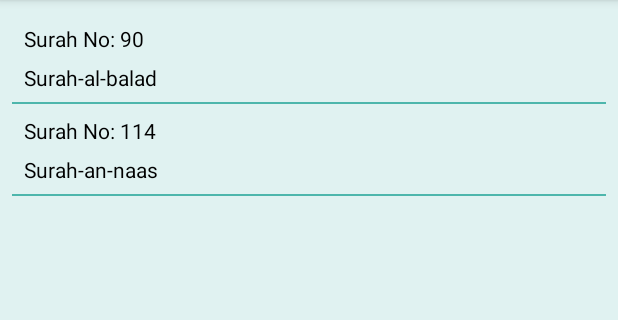
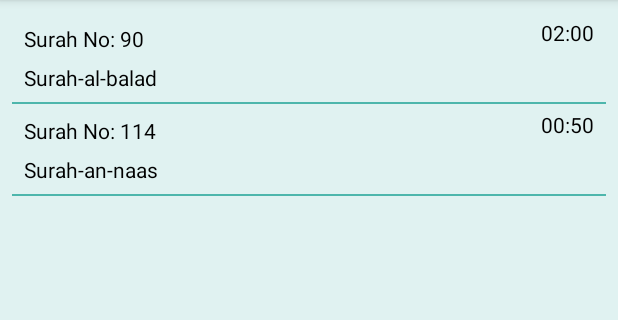
Before and after one commit to Shahriar07/mediaPlayer, an Android app: the screen it shows after launch (DashboardActivity), on a phone screen of 412 x 824 dp, the part 84-404 px from its top. Run offline under Robolectric (Android 15) with nearby library versions, the phone set to English and light mode, and no system bars.

Commit message:
Add duration on surah list

```diff
--- a/app/src/main/java/com/shahriar/androidtestapplication/Adapter/SurahListAdapter.java
+++ b/app/src/main/java/com/shahriar/androidtestapplication/Adapter/SurahListAdapter.java
@@ -14,6 +14,7 @@ import com.shahriar.androidtestapplication.Data.SurahInfo;
 import com.shahriar.androidtestapplication.Data.Verse;
 import com.shahriar.androidtestapplication.R;
 import com.shahriar.androidtestapplication.Utility.ApplicationContextManager;
+import com.shahriar.androidtestapplication.Utility.Utility;
 
 import java.util.ArrayList;
 
@@ -57,16 +58,20 @@ public class SurahListAdapter extends RecyclerView.Adapter {
 class SurahHolder extends RecyclerView.ViewHolder {
     public TextView surahNo;
     public TextView surahName;
+    public TextView surahDuration;
+    Utility utility = new Utility();
 
     public SurahHolder(View v) {
         super(v);
         surahNo = (TextView) v.findViewById(R.id.surahListSurahNumber);
         surahName = (TextView) v.findViewById(R.id.surahListSurahName);
+        surahDuration = (TextView) v.findViewById(R.id.surahDuration);
         Log.d(getClass().getSimpleName(),"SurahHolder");
     }
 
     public void bindSurah(SurahInfo surahInfo){
         surahNo.setText(ApplicationContextManager.getInstance(null).getAppContext().getString(R.string.surah_number) + " " +surahInfo.getSurahNumber());
         surahName.setText(surahInfo.getSurahName());
+        surahDuration.setText(utility.getFormatedTimeFromMilisecond(surahInfo.getSurahDuration()));
     }
 }
--- a/app/src/main/java/com/shahriar/androidtestapplication/Data/SurahAlBalad.java
+++ b/app/src/main/java/com/shahriar/androidtestapplication/Data/SurahAlBalad.java
@@ -1,6 +1,7 @@
 package com.shahriar.androidtestapplication.Data;
 
 import android.content.Context;
+import android.media.MediaPlayer;
 
 import com.shahriar.androidtestapplication.Exception.SurahContentNotPreparedException;
 import com.shahriar.androidtestapplication.Factory.SurahFactory;
@@ -20,9 +21,10 @@ public class SurahAlBalad extends Surah {
 //        SurahFactory.getInstance().registerSurah("90", new SurahAlBalad());
 //    }
 
-    public int[] getDuration() {
+    public int[] getDurationList() {
         return duration;
     }
+
     // [0 , 1, 2, maxInt] - It has only one verse where 0-1 is starting, 1-2 is the verse, 2-maxint is the padding
     protected final int duration[] ={0, 7200,13230,19200,23500,29000,35200,39300,45000,51000,57000,63300,66100,71800,73800,80000,84000,88400,99200,105300,113050,119015,Integer.MAX_VALUE};
 
@@ -33,6 +35,7 @@ public class SurahAlBalad extends Surah {
         this.setMadani(false);
         this.setResourceId(R.raw.surah_al_balad_90);
         prepareSuraVerses();
+        setsurahDurationFromRaw();
     }
 
 //    @Override
--- a/app/src/main/java/com/shahriar/androidtestapplication/Data/SurahAnNas.java
+++ b/app/src/main/java/com/shahriar/androidtestapplication/Data/SurahAnNas.java
@@ -18,7 +18,7 @@ public class SurahAnNas extends Surah {
 //        SurahFactory.getInstance().registerSurah("114", new SurahAnNas());
 //    }
     Context context;
-    public int[] getDuration() {
+    public int[] getDurationList() {
         return duration;
     }
     // [0 , 1, 2, maxInt] - It has only one verse where 0-1 is starting, 1-2 is the verse, 2-maxint is the padding
@@ -33,6 +33,7 @@ public class SurahAnNas extends Surah {
         this.setMadani(false);
         this.setResourceId(R.raw.surah_an_nas_114);
         prepareSuraVerses();
+        setsurahDurationFromRaw();
     }
 
 //    @Override
--- a/app/src/main/java/com/shahriar/androidtestapplication/Data/SurahInfo.java
+++ b/app/src/main/java/com/shahriar/androidtestapplication/Data/SurahInfo.java
@@ -8,11 +8,13 @@ public class SurahInfo {
     private String surahName;
     private int surahNumber;
     private boolean madani;
+    private int surahDuration;
 
-    public SurahInfo(String surahName, int surahNumber, boolean madani) {
+    public SurahInfo(String surahName, int surahNumber, boolean madani,int surahDuration) {
         this.surahName = surahName;
         this.surahNumber = surahNumber;
         this.madani = madani;
+        this.surahDuration = surahDuration;
     }
 
     public SurahInfo(){
@@ -42,4 +44,12 @@ public class SurahInfo {
     public void setMadani(boolean madani) {
         this.madani = madani;
     }
+
+    public int getSurahDuration() {
+        return surahDuration;
+    }
+
+    public void setSurahDuration(int surahDuration) {
+        this.surahDuration = surahDuration;
+    }
 }
--- a/app/src/main/java/com/shahriar/androidtestapplication/UI/DashboardActivity.java
+++ b/app/src/main/java/com/shahriar/androidtestapplication/UI/DashboardActivity.java
@@ -179,10 +179,8 @@ public class DashboardActivity extends AppCompatActivity implements View.OnClick
 
     private ArrayList<SurahInfo> getSurahInfoList (){
         ArrayList<SurahInfo> surahList = new ArrayList<>();
-        surahList.add(new SurahInfo("Surah-al-balad", 90, false));
-        surahList.add(new SurahInfo("Surah-an-naas", 114, false));
+        surahList.add(new SurahInfo("Surah-al-balad", 90, false,120015));
+        surahList.add(new SurahInfo("Surah-an-naas", 114, false,50015));
         return surahList;
     }
-
-
 }
--- a/app/src/main/java/com/shahriar/androidtestapplication/UI/SurahActivity.java
+++ b/app/src/main/java/com/shahriar/androidtestapplication/UI/SurahActivity.java
@@ -158,7 +158,7 @@ public class SurahActivity extends AppCompatActivity implements OnClickListener,
         mLayoutManager = new ScrollingLinearLayoutManager(this,5);
         verseListView.setLayoutManager(mLayoutManager);
 
-        durationArray = surah.getDuration();
+        durationArray = surah.getDurationList();
         mAdapter = new SurahAdapter(surah,this);
         DividerItemDecoration dividerItemDecoration = new DividerItemDecoration(this, LinearLayoutManager.VERTICAL);
         dividerItemDecoration.setDrawable(this.getResources().getDrawable(R.drawable.divider_item_decoration));
--- a/app/src/main/java/com/shahriar/androidtestapplication/Utility/Utility.java
+++ b/app/src/main/java/com/shahriar/androidtestapplication/Utility/Utility.java
@@ -2,6 +2,7 @@ package com.shahriar.androidtestapplication.Utility;
 
 import android.util.Log;
 
+import java.util.Locale;
 import java.util.concurrent.TimeUnit;
 
 /**
@@ -12,12 +13,18 @@ public class Utility {
 
     public String getFormatedTimeFromMilisecond (long millisecond){
         Log.d(getClass().getSimpleName(),"Millisecond " + millisecond);
-        String time = "00:00:00";
-        if (millisecond >= 0) {
-            time = String.format("%02d:%02d:%02d",
+        String time = "00:00";
+        if (millisecond >=3600000){
+            time = String.format(Locale.US,"%02d:%02d:%02d",
                     TimeUnit.MILLISECONDS.toHours(millisecond),
                     TimeUnit.MILLISECONDS.toMinutes(millisecond) -
                             TimeUnit.HOURS.toMinutes(TimeUnit.MILLISECONDS.toHours(millisecond)),
+                    TimeUnit.MILLISECONDS.toSeconds(millisecond) -
+                            TimeUnit.MINUTES.toSeconds(TimeUnit.MILLISECONDS.toMinutes(millisecond)));
+        }
+        else if (millisecond > 0) {
+            time = String.format(Locale.US,"%02d:%02d",
+                    TimeUnit.MILLISECONDS.toMinutes(millisecond),
                     TimeUnit.MILLISECONDS.toSeconds(millisecond) -
                             TimeUnit.MINUTES.toSeconds(TimeUnit.MILLISECONDS.toMinutes(millisecond)));
         }
--- a/app/src/main/res/layout/surah_activity_layout.xml
+++ b/app/src/main/res/layout/surah_activity_layout.xml
@@ -52,7 +52,7 @@
                 android:layout_width="0dp"
                 android:layout_height="match_parent"
                 android:layout_weight=".22"
-                android:gravity="center_vertical"
+                android:gravity="center_vertical|center_horizontal"
                 android:textColor="@android:color/black"
                 android:layout_marginStart="8dp"
                 android:text="00:00:00"
@@ -73,7 +73,7 @@
                 android:layout_height="match_parent"
                 android:layout_weight=".22"
                 android:layout_marginEnd="8dp"
-                android:gravity="center_vertical"
+                android:gravity="center_vertical|center_horizontal"
                 android:textColor="@android:color/black"
                 android:text="00:00:00"
                 android:textIsSelectable="false" />
--- a/app/src/main/res/layout/surah_list_item.xml
+++ b/app/src/main/res/layout/surah_list_item.xml
@@ -1,24 +1,41 @@
 <?xml version="1.0" encoding="utf-8"?>
-<LinearLayout xmlns:android="http://schemas.android.com/apk/res/android"
+<RelativeLayout xmlns:android="http://schemas.android.com/apk/res/android"
     android:layout_width="match_parent"
-    android:layout_height="wrap_content"
+    android:layout_height="60dp"
     android:orientation="vertical">
 
     <TextView
         android:id="@+id/surahListSurahNumber"
-        android:layout_width="match_parent"
+        android:layout_width="wrap_content"
         android:layout_height="30dp"
         android:paddingTop="8dp"
         android:paddingStart="8dp"
         android:textColor="@color/surah_list_item_color"
-        android:textAllCaps="false"/>
+        android:textAllCaps="false"
+        android:text="Number"
+        android:layout_alignParentStart="true"/>
     <TextView
         android:id="@+id/surahListSurahName"
-        android:layout_width="match_parent"
+        android:layout_width="wrap_content"
         android:layout_height="30dp"
         android:paddingTop="4dp"
         android:paddingStart="8dp"
         android:textColor="@color/surah_list_item_color"
-        android:textAllCaps="false"/>
+        android:textAllCaps="false"
+        android:text="Name"
+        android:layout_alignParentStart="true"
+        android:layout_alignParentBottom="true"/>
 
-</LinearLayout>
+    <TextView
+        android:id="@+id/surahDuration"
+        android:layout_width="wrap_content"
+        android:layout_height="30dp"
+        android:paddingTop="4dp"
+        android:paddingEnd="8dp"
+        android:textColor="@color/surah_list_item_color"
+        android:textAllCaps="false"
+        android:layout_alignParentEnd="true"
+        android:text="Duration"
+        android:layout_alignParentTop="true"/>
+
+</RelativeLayout>
```
Also changed, not shown: app/src/main/java/com/shahriar/androidtestapplication/Data/Surah.java (+21 -4 lines).
